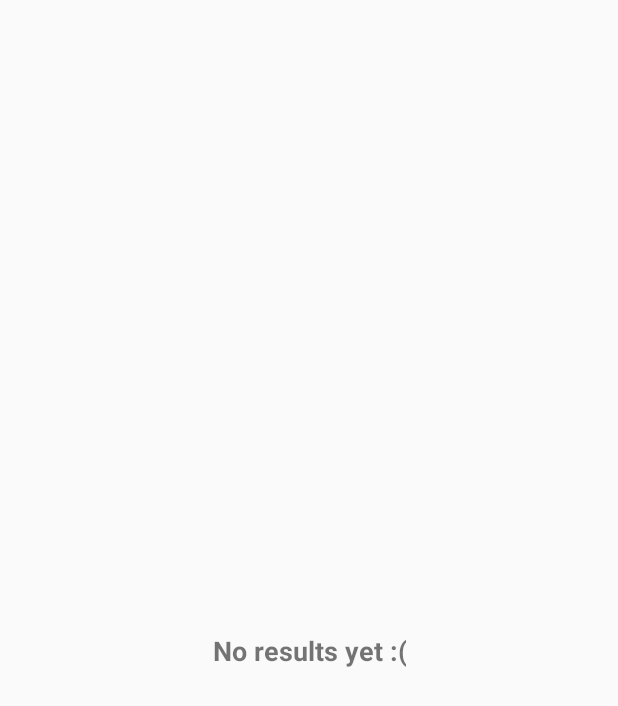
After one commit to mapm14/Walkify, an Android app: the layout item_generic_empty.xml on its own in the app's theme, with its tools: preview values and no code run, on a phone screen of 412 x 824 dp. The commit adds this screen. Shown: the top 706 px of the screen. Run offline under Robolectric (Android 15) with nearby library versions, the phone set to English and light mode, and no system bars.

Commit message:
Add generic adapter logic

```diff
--- /dev/null
+++ b/presentation/src/main/res/layout/item_generic_empty.xml
@@ -0,0 +1,35 @@
+<?xml version="1.0" encoding="utf-8"?>
+<androidx.constraintlayout.widget.ConstraintLayout xmlns:android="http://schemas.android.com/apk/res/android"
+    xmlns:app="http://schemas.android.com/apk/res-auto"
+    xmlns:tools="http://schemas.android.com/tools"
+    android:layout_width="match_parent"
+    android:layout_height="match_parent">
+
+    <ImageView
+        android:id="@+id/emptyImv"
+        android:layout_width="130dp"
+        android:layout_height="130dp"
+        android:layout_gravity="center"
+        android:layout_margin="8dp"
+        app:layout_constraintVertical_bias="0.4"
+        app:layout_constraintBottom_toBottomOf="parent"
+        app:layout_constraintEnd_toEndOf="parent"
+        app:layout_constraintStart_toStartOf="parent"
+        app:layout_constraintTop_toTopOf="parent"
+        tools:ignore="ContentDescription" />
+
+    <TextView
+        android:layout_width="wrap_content"
+        android:layout_height="wrap_content"
+        android:layout_marginStart="40dp"
+        android:layout_marginTop="12dp"
+        android:layout_marginEnd="40dp"
+        android:gravity="center_horizontal"
+        android:text="@string/no_results_yet"
+        android:textSize="18sp"
+        android:textStyle="bold"
+        app:layout_constraintEnd_toEndOf="parent"
+        app:layout_constraintStart_toStartOf="parent"
+        app:layout_constraintTop_toBottomOf="@+id/emptyImv" />
+
+</androidx.constraintlayout.widget.ConstraintLayout>
--- /dev/null
+++ b/presentation/src/main/res/layout/item_generic_placeholder.xml
@@ -0,0 +1,6 @@
+<?xml version="1.0" encoding="utf-8"?>
+<FrameLayout xmlns:android="http://schemas.android.com/apk/res/android"
+    android:layout_width="match_parent"
+    android:layout_height="@dimen/photo_height"
+    android:layout_marginBottom="16dp"
+    android:background="@color/lightGray" />
--- a/presentation/src/main/res/values/colors.xml
+++ b/presentation/src/main/res/values/colors.xml
@@ -3,4 +3,5 @@
     <color name="colorPrimary">#6200EE</color>
     <color name="colorPrimaryDark">#3700B3</color>
     <color name="colorAccent">#03DAC5</color>
+    <color name="lightGray">#E6E6E6</color>
 </resources>
--- a/presentation/src/main/res/values/strings.xml
+++ b/presentation/src/main/res/values/strings.xml
@@ -7,5 +7,7 @@
     <string name="hard_deny_permission_not_mandatory_message">If you want to grant permissions please go to settings of the App</string>
     <string name="hard_deny_permission_go_to_settings">GO TO SETTINGS</string>
     <string name="permission_denied">Permission denied</string>
+    <string name="no_results_yet">No results yet :(</string>
+    <string name="retry">Retry</string>
 
 </resources>
```
Also changed, not shown: presentation/src/main/java/manuelperera/walkify/presentation/ui/recyclerview/adapter/NotPagingAdapter.kt (added, +119 -0 lines), presentation/src/main/java/manuelperera/walkify/presentation/ui/recyclerview/adapter/RecyclerViewObjectDiffUtil.kt (added, +25 -0 lines), presentation/src/main/java/manuelperera/walkify/presentation/ui/recyclerview/entity/NoActionObject.kt (added, +10 -0 lines), presentation/src/main/java/manuelperera/walkify/presentation/ui/recyclerview/entity/RecyclerViewObject.kt (added, +15 -0 lines), presentation/src/main/java/manuelperera/walkify/presentation/ui/recyclerview/entity/RetryObject.kt (added, +12 -0 lines), presentation/src/main/java/manuelperera/walkify/presentation/ui/recyclerview/viewholder/GenericViewHolder.kt (added, +48 -0 lines), presentation/src/main/res/drawable/ic_retry.xml (added, +10 -0 lines), presentation/src/main/res/layout/item_generic_full_error.xml (added, +40 -0 lines).
